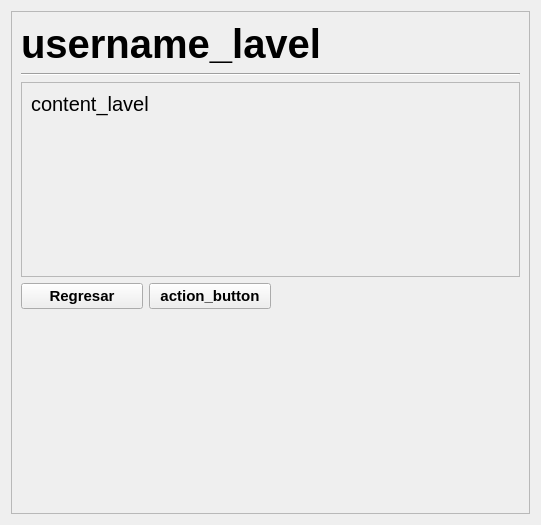
edugaidano/Little-Social-Network, file User_app/src/profile/profile_widget.ui: the form before one commit.
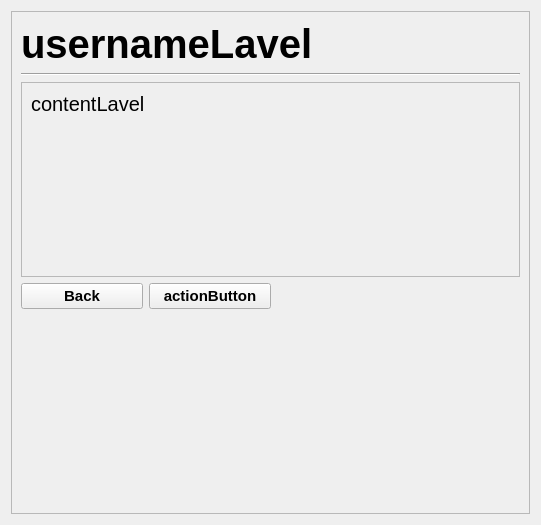
The form after the commit.

```diff
--- a/User_app/src/profile/profile_widget.ui
+++ b/User_app/src/profile/profile_widget.ui
@@ -39,7 +39,7 @@
          </font>
         </property>
         <property name="text">
-         <string>username_lavel</string>
+         <string notr="true">usernameLavel</string>
         </property>
        </widget>
       </item>
@@ -90,7 +90,7 @@
              <enum>QFrame::Shadow::Plain</enum>
             </property>
             <property name="text">
-             <string>content_lavel</string>
+             <string notr="true">contentLavel</string>
             </property>
             <property name="scaledContents">
              <bool>false</bool>
@@ -127,7 +127,7 @@
              </font>
             </property>
             <property name="text">
-             <string>Regresar</string>
+             <string>Back</string>
             </property>
            </widget>
           </item>
@@ -147,7 +147,7 @@
              </font>
             </property>
             <property name="text">
-             <string>action_button</string>
+             <string notr="true">actionButton</string>
             </property>
            </widget>
           </item>
```
Left out of the diff: 2 changed lines with no effect on the pictures.
